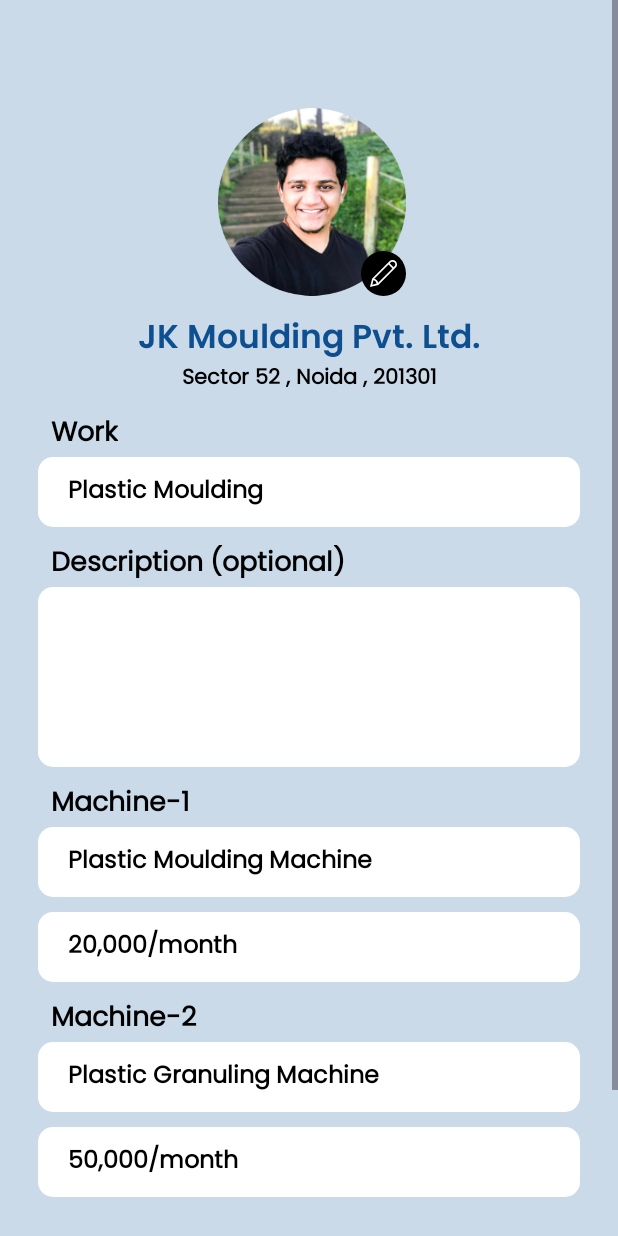
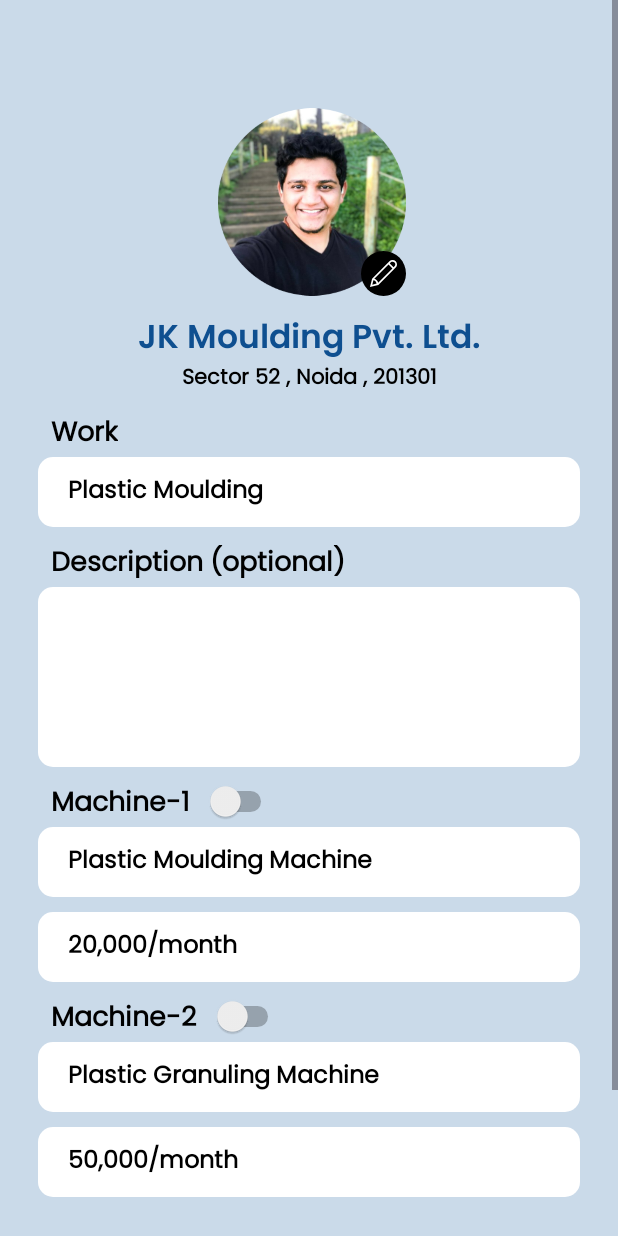
Before and after one commit to Agrawal-Ayush-009/WorkLink, an Android app: the FactoryOwnerProfile screen opened directly, with no data from a screen before it, on a phone screen of 412 x 824 dp. Run offline under Robolectric (Android 15) with nearby library versions, the phone set to English and light mode, and no system bars; network calls fail.

Commit message:
minor changes

```diff
--- a/app/build.gradle.kts
+++ b/app/build.gradle.kts
@@ -60,4 +60,5 @@ dependencies {
     implementation("com.google.dagger:hilt-android:2.46")
     kapt("com.google.dagger:hilt-android-compiler:2.46")
     implementation ("com.google.code.gson:gson:2.10")
+    implementation ("androidx.swiperefreshlayout:swiperefreshlayout:1.1.0")
 }
--- a/app/src/main/java/com/example/worklink/AllFragment.kt
+++ b/app/src/main/java/com/example/worklink/AllFragment.kt
@@ -13,6 +13,7 @@ import androidx.fragment.app.viewModels
 import androidx.lifecycle.Observer
 import androidx.navigation.fragment.findNavController
 import androidx.recyclerview.widget.LinearLayoutManager
+import androidx.swiperefreshlayout.widget.SwipeRefreshLayout
 import com.example.worklink.adapters.WorkerGigRVAdapter
 import com.example.worklink.databinding.FragmentAllBinding
 import com.example.worklink.utils.NetworkResult
@@ -25,6 +26,7 @@ import kotlin.math.log
 @AndroidEntryPoint
 class AllFragment : Fragment() {
     private var _binding : FragmentAllBinding? = null
+    private lateinit var swipeLayout:SwipeRefreshLayout
     private val binding get() = _binding!!
 
     val viewModel by viewModels<MainViewModel>()
@@ -46,7 +48,7 @@ class AllFragment : Fragment() {
         bindObserver()
     }
 
-    fun bindObserver(){
+    private fun bindObserver(){
         viewModel.workerGigLiveData.observe(viewLifecycleOwner, Observer {
             binding.progressBar.isVisible = false
             when (it) {
@@ -70,6 +72,7 @@ class AllFragment : Fragment() {
         })
     }
 
+
     override fun onDestroy() {
         super.onDestroy()
         _binding = null
--- a/app/src/main/java/com/example/worklink/api/LoginAPI.kt
+++ b/app/src/main/java/com/example/worklink/api/LoginAPI.kt
@@ -4,10 +4,12 @@ import com.example.worklink.models.FactorySignUpResponse
 import com.example.worklink.models.FactorySignupRequest
 import com.example.worklink.models.StartupSignupRequest
 import com.example.worklink.models.StartupSignupResponse
+import com.example.worklink.models.ToggleMachineResponse
 import com.example.worklink.models.WorkerSignupRequest
 import com.example.worklink.models.WorkerSignupResponse
 import retrofit2.Response
 import retrofit2.http.Body
+import retrofit2.http.Header
 import retrofit2.http.POST
 
 interface LoginAPI {
@@ -20,4 +22,8 @@ interface LoginAPI {
     @POST("/api/manufacturer/signup")
     suspend fun manufacturerSignup(@Body factorySignupRequest: FactorySignupRequest):Response<FactorySignUpResponse>
 
+    @POST("api/manufacturer/toggleMachineAvailability")
+    suspend fun isAvailable(@Header("Authorisation") @Body machineId:String):Response<ToggleMachineResponse>
+
+
 }
--- a/app/src/main/java/com/example/worklink/api/MainAPI.kt
+++ b/app/src/main/java/com/example/worklink/api/MainAPI.kt
@@ -1,9 +1,11 @@
 package com.example.worklink.api
 
+import com.example.worklink.models.ToggleMachineResponse
 import com.example.worklink.models.WorkerGigsResponse
 import retrofit2.Response
 import retrofit2.http.Body
 import retrofit2.http.GET
+import retrofit2.http.Header
 import retrofit2.http.POST
 import retrofit2.http.PUT
 
--- /dev/null
+++ b/app/src/main/java/com/example/worklink/models/ToggleMachineAvailability.kt
@@ -0,0 +1,5 @@
+package com.example.worklink.models
+
+data class ToggleMachineAvailability(
+    val machineId: String
+)
--- /dev/null
+++ b/app/src/main/java/com/example/worklink/models/ToggleMachineResponse.kt
@@ -0,0 +1,6 @@
+package com.example.worklink.models
+
+data class ToggleMachineResponse(
+    val `data`: Data,
+    val message: String
+)
--- a/app/src/main/java/com/example/worklink/repository/MainRepository.kt
+++ b/app/src/main/java/com/example/worklink/repository/MainRepository.kt
@@ -4,6 +4,7 @@ import android.util.Log
 import androidx.lifecycle.LiveData
 import androidx.lifecycle.MutableLiveData
 import com.example.worklink.api.MainAPI
+import com.example.worklink.models.ToggleMachineResponse
 import com.example.worklink.models.WorkerGigsResponse
 import com.example.worklink.utils.NetworkResult
 import org.json.JSONObject
@@ -12,7 +13,6 @@ import javax.inject.Inject
 class MainRepository @Inject constructor(private val api: MainAPI) {
     private val _workerGigLiveData = MutableLiveData<NetworkResult<WorkerGigsResponse>>()
     val workerGigLiveData: LiveData<NetworkResult<WorkerGigsResponse>> get() = _workerGigLiveData
-
     suspend fun getWorkerGig(){
         _workerGigLiveData.postValue(NetworkResult.Loading())
         val response = api.getGigsWorker()
--- a/app/src/main/res/layout/activity_factory_owner_profile.xml
+++ b/app/src/main/res/layout/activity_factory_owner_profile.xml
@@ -142,6 +142,17 @@
             app:layout_constraintRight_toRightOf="parent"
             app:layout_constraintTop_toBottomOf="@+id/text2" />
 
+        <Switch
+            android:id="@+id/switchButton1"
+            android:layout_width="wrap_content"
+            android:layout_height="wrap_content"
+            app:layout_constraintLeft_toRightOf="@id/text3"
+            app:layout_constraintBottom_toTopOf="@+id/mach1_edt1"
+            android:layout_marginStart="10dp"
+            android:layout_marginBottom="3dp"
+            android:text=""
+            tools:ignore="UseSwitchCompatOrMaterialXml" />
+
         <TextView
             android:id="@+id/text3"
             android:layout_width="wrap_content"
@@ -200,6 +211,16 @@
             app:layout_constraintRight_toRightOf="parent"
             app:layout_constraintTop_toBottomOf="@+id/mach1_edt1" />
 
+        <Switch
+            android:id="@+id/switchButton2"
+            android:layout_width="wrap_content"
+            android:layout_height="wrap_content"
+            app:layout_constraintLeft_toRightOf="@id/text4"
+            app:layout_constraintBottom_toTopOf="@+id/mach2_edt1"
+            android:layout_marginStart="10dp"
+            android:layout_marginBottom="3dp"
+            android:text=""
+            tools:ignore="UseSwitchCompatOrMaterialXml" />
 
         <TextView
             android:id="@+id/text4"
```
Also changed, not shown: app/src/main/java/com/example/worklink/models/Data.kt (added, +13 -0 lines), app/src/main/java/com/example/worklink/models/Machine2.kt (added, +8 -0 lines), app/src/main/java/com/example/worklink/repository/OnboardingRespository.kt (+20 -3 lines), app/src/main/res/layout/activity_main.xml (+0 -11 lines), app/src/main/res/layout/fragment_all.xml (+12 -5 lines), app/src/main/res/layout/fragment_machinery.xml (+24 -1 lines).
